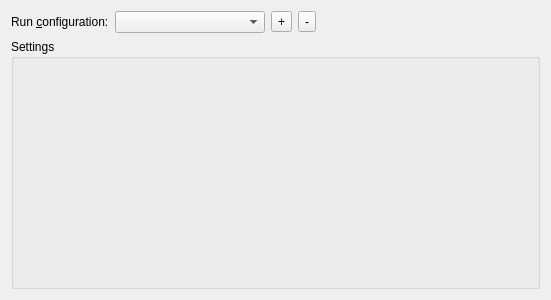
First picture: the form in src/plugins/projectexplorer/runsettingspropertiespage.ui, repository qt-creator/qt-creator, before the edit.
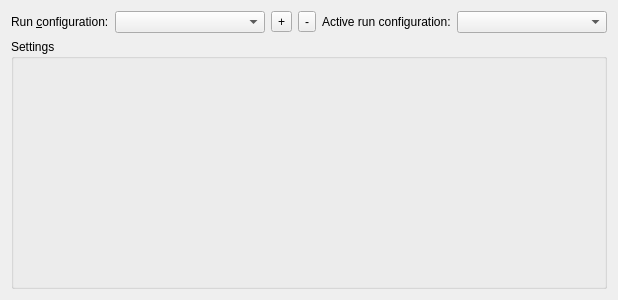
Second picture: the form after the edit.

Commit message:
Separate active run config setting in project mode.
And add a sort of isEnabled functionality for run configs.
This doesn't do much yet though, and is not updated correctly either.

Diff of the .ui file:
```diff
--- a/src/plugins/projectexplorer/runsettingspropertiespage.ui
+++ b/src/plugins/projectexplorer/runsettingspropertiespage.ui
@@ -62,6 +62,29 @@
        </property>
       </widget>
      </item>
+     <item>
+      <widget class="QLabel" name="label_2">
+       <property name="text">
+        <string>Active run configuration:</string>
+       </property>
+      </widget>
+     </item>
+     <item>
+      <widget class="QComboBox" name="activeRunConfigurationCombo">
+       <property name="maximumSize">
+        <size>
+         <width>500</width>
+         <height>16777215</height>
+        </size>
+       </property>
+       <property name="sizeAdjustPolicy">
+        <enum>QComboBox::AdjustToContents</enum>
+       </property>
+       <property name="minimumContentsLength">
+        <number>15</number>
+       </property>
+      </widget>
+     </item>
      <item>
       <spacer name="horizontalSpacer">
        <property name="orientation">
```
The commit also changes 5 other files.
